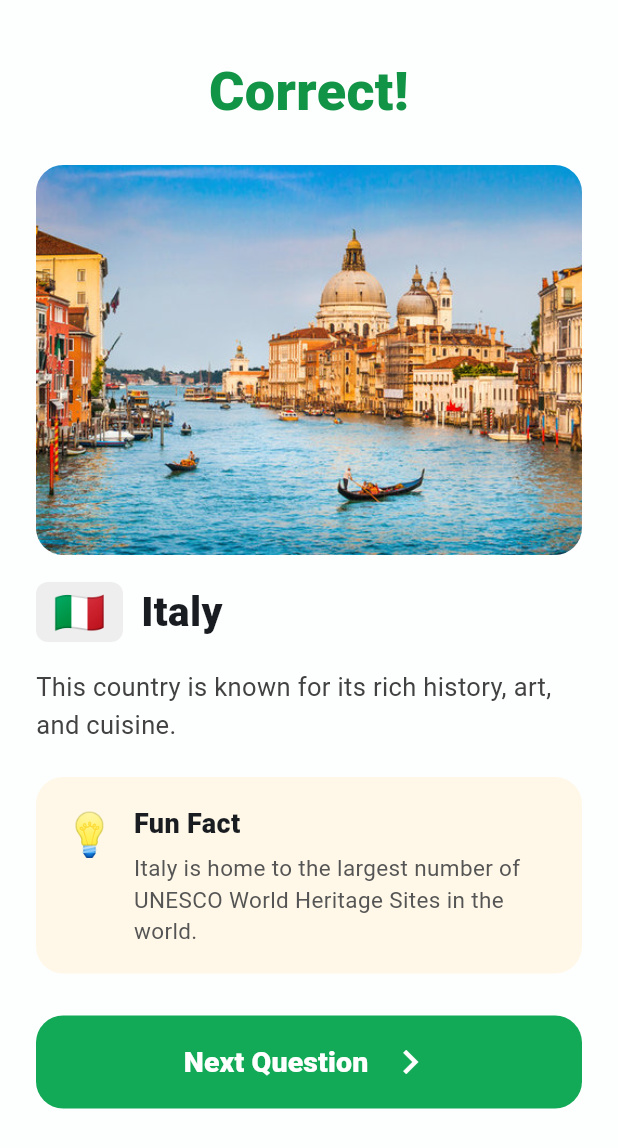
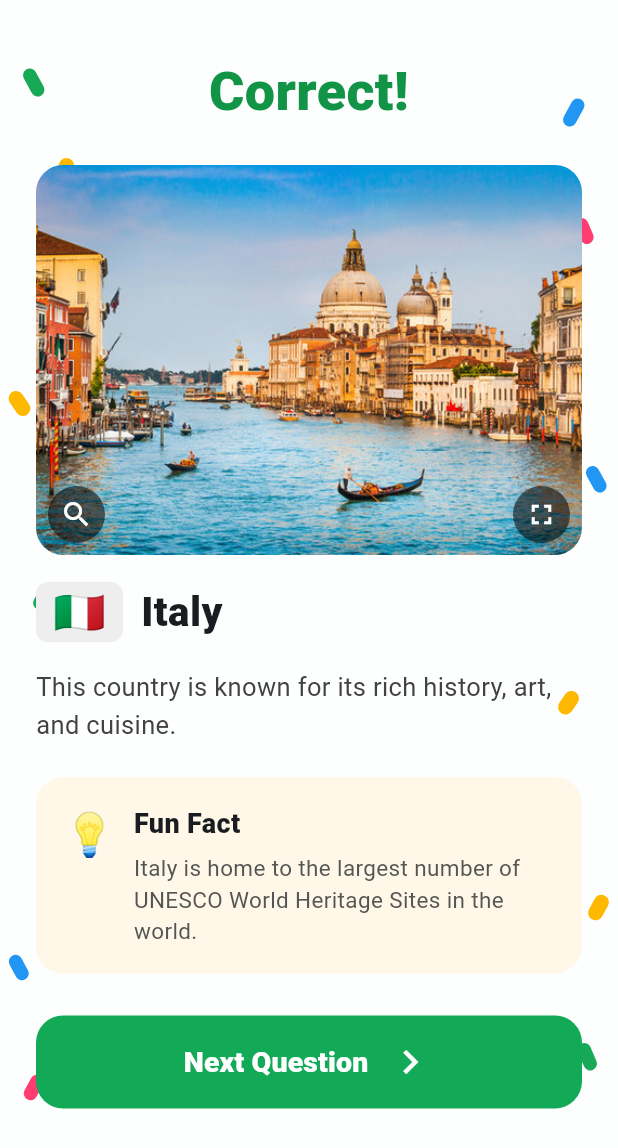
Before and after one commit to HenilGandhi03/ventur_2, a Flutter app: the QuizScreen screen opened directly, after a tap on "Reveal more", after a tap on "Continent", after a tap on "Italy", on a phone screen of 412 x 824 dp. Shown: the top 1148 px of the screen. Run offline on Flutter 3.47's test engine with Material 3 defaults, Android fonts, the phone set to English and light mode, and no system bars; our stand-ins replace google_fonts, shared_preferences; accounts and stored records are empty.

Commit message:
feat: Implement user progress persistence and enhance quiz functionality with zoomable images

```diff
--- a/lib/controllers/quiz_controller.dart
+++ b/lib/controllers/quiz_controller.dart
@@ -1,5 +1,9 @@
+import 'dart:async';
+
 import 'package:ventur_2/models/quiz_question.dart';
 import 'package:ventur_2/models/quiz_state.dart';
+import 'package:ventur_2/models/user_progress.dart';
+import 'package:ventur_2/repositories/progress_storage.dart';
 import 'package:ventur_2/repositories/quiz_repository.dart';
 
 class QuizController {
@@ -9,28 +13,44 @@ class QuizController {
 
   List<QuizQuestion> _questions = [];
 
-  QuizController(this.repository);
+  final ProgressStorage storage;
+
+  QuizController(this.repository, {ProgressStorage? storage})
+    : storage = storage ?? SharedPrefsProgressStorage();
+
+  // --------------------------------------------------
+  // PERSISTENCE
+  // --------------------------------------------------
 
   Future<void> startQuiz() async {
     _questions = await repository.getQuestions();
 
     if (_questions.isEmpty) return;
 
+    final saved = await storage.load();
+
+    // Defaults for a brand new player.
+    final level = (saved?.currentLevel ?? 1).clamp(1, _questions.length);
+    final question = _questions[level - 1];
+    final lastImage = question.imageUrls.length - 1;
+
     state = QuizState(
-      currentRound: 1,
+      currentRound: level,
       totalRounds: _questions.length,
-      currentLevel: 1,
-      coins: 120,
-      hints: 3,
-      question: _questions.first,
+      currentLevel: level,
+      coins: saved?.coins ?? 120,
+      hints: saved?.hints ?? 3,
+      question: question,
 
-      // Always start from image 1.
-      currentImageIndex: 0,
-      maxUnlockedImageIndex: 0,
-      wrongAttempts: 0,
+      currentImageIndex: (saved?.currentImageIndex ?? 0).clamp(0, lastImage),
+      maxUnlockedImageIndex: (saved?.maxUnlockedImageIndex ?? 0).clamp(
+        0,
+        lastImage,
+      ),
+      wrongAttempts: (saved?.wrongAttempts ?? 0).clamp(0, 2),
 
-      showOptions: false,
-      showContinent: false,
+      showOptions: saved?.showOptions ?? false,
+      showContinent: saved?.showContinent ?? false,
       showAnswer: false,
 
       selectedAnswer: null,
@@ -40,7 +60,47 @@ class QuizController {
     );
   }
 
+  /// Wipes saved progress and restarts from level 1.
+  Future<void> resetProgress() async {
+    await storage.clear();
+    await startQuiz();
+  }
+
+  // Saves what a restart should resume from. An answered/skipped level is
+  // saved as the *next* level (the player has already earned it), and a lost
+  // level is saved as a fresh retry of the same level.
+  void _save() {
+    final s = state;
+    if (s == null) return;
+
+    final cleared = s.answered && !s.gameOver;
+    final level = cleared
+        ? (s.currentLevel + 1).clamp(1, _questions.length)
+        : s.currentLevel;
+    final midLevel = !s.answered && !s.gameOver;
+
+    unawaited(
+      storage.save(
+        UserProgress(
+          currentLevel: level,
+          coins: s.coins,
+          hints: s.hints,
+          wrongAttempts: midLevel ? s.wrongAttempts : 0,
+          currentImageIndex: midLevel ? s.currentImageIndex : 0,
+          maxUnlockedImageIndex: midLevel ? s.maxUnlockedImageIndex : 0,
+          showOptions: midLevel && s.showOptions,
+          showContinent: midLevel && s.showContinent,
+        ),
+      ),
+    );
+  }
+
   void submitAnswer(String answer) {
+    _submitAnswer(answer);
+    _save();
+  }
+
+  void _submitAnswer(String answer) {
     final currentState = state;
 
     if (currentState == null || currentState.answered) {
@@ -163,6 +223,7 @@ class QuizController {
       hints: currentState.hints - 1,
       showOptions: true,
     );
+    _save();
   }
 
   // --------------------------------------------------
@@ -184,6 +245,7 @@ class QuizController {
       hints: currentState.hints - 1,
       showContinent: true,
     );
+    _save();
   }
 
   // --------------------------------------------------
@@ -200,43 +262,16 @@ class QuizController {
     // Need 2 hints to skip.
     if (currentState.hints < 2) return false;
 
-    final nextQuestionIndex = currentState.currentLevel;
-
-    // No more questions.
-    if (nextQuestionIndex >= _questions.length) {
-      return false;
-    }
-
-    final nextQuestion = _questions[nextQuestionIndex];
-
-    state = QuizState(
-      currentRound: currentState.currentRound + 1,
-      totalRounds: _questions.length,
-      currentLevel: currentState.currentLevel + 1,
-
-      coins: currentState.coins,
-
-      // Remove 2 hints.
+    // Mark as answered (not correct, not game over) so the result screen
+    // reveals the answer; its "Next Question" button advances the level.
+    state = currentState.copyWith(
       hints: currentState.hints - 2,
-
-      question: nextQuestion,
-
-      // New level starts from image 1.
-      currentImageIndex: 0,
-      maxUnlockedImageIndex: 0,
-
-      // Reset lives/attempts for new question.
-      wrongAttempts: 0,
-
-      showOptions: false,
-      showContinent: false,
-      showAnswer: false,
-
       selectedAnswer: null,
-      answered: false,
+      answered: true,
       isCorrect: false,
       gameOver: false,
     );
+    _save();
 
     return true;
   }
@@ -292,6 +327,7 @@ class QuizController {
       isCorrect: false,
       gameOver: false,
     );
+    _save();
 
     return true;
   }
@@ -324,5 +360,6 @@ class QuizController {
       isCorrect: false,
       gameOver: false,
     );
+    _save();
   }
 }
--- /dev/null
+++ b/lib/models/user_progress.dart
@@ -0,0 +1,49 @@
+/// The part of the quiz state that survives app restarts.
+class UserProgress {
+  final int currentLevel;
+  final int coins;
+  final int hints;
+
+  // Mid-level state, so restarting the app can't be used to refill lives
+  // or re-hide revealed hints.
+  final int wrongAttempts;
+  final int currentImageIndex;
+  final int maxUnlockedImageIndex;
+  final bool showOptions;
+  final bool showContinent;
+
+  const UserProgress({
+    required this.currentLevel,
+    required this.coins,
+    required this.hints,
+    this.wrongAttempts = 0,
+    this.currentImageIndex = 0,
+    this.maxUnlockedImageIndex = 0,
+    this.showOptions = false,
+    this.showContinent = false,
+  });
+
+  Map<String, dynamic> toJson() => {
+    'currentLevel': currentLevel,
+    'coins': coins,
+    'hints': hints,
+    'wrongAttempts': wrongAttempts,
+    'currentImageIndex': currentImageIndex,
+    'maxUnlockedImageIndex': maxUnlockedImageIndex,
+    'showOptions': showOptions,
+    'showContinent': showContinent,
+  };
+
+  factory UserProgress.fromJson(Map<String, dynamic> json) {
+    return UserProgress(
+      currentLevel: json['currentLevel'] as int,
+      coins: json['coins'] as int,
+      hints: json['hints'] as int,
+      wrongAttempts: (json['wrongAttempts'] as int?) ?? 0,
+      currentImageIndex: (json['currentImageIndex'] as int?) ?? 0,
+      maxUnlockedImageIndex: (json['maxUnlockedImageIndex'] as int?) ?? 0,
+      showOptions: (json['showOptions'] as bool?) ?? false,
+      showContinent: (json['showContinent'] as bool?) ?? false,
+    );
+  }
+}
--- /dev/null
+++ b/lib/repositories/progress_storage.dart
@@ -0,0 +1,47 @@
+import 'dart:convert';
+
+import 'package:shared_preferences/shared_preferences.dart';
+import 'package:ventur_2/models/user_progress.dart';
+
+abstract class ProgressStorage {
+  Future<UserProgress?> load();
+  Future<void> save(UserProgress progress);
+  Future<void> clear();
+}
+
+/// Stores progress as a single JSON string in SharedPreferences.
+class SharedPrefsProgressStorage implements ProgressStorage {
+  static const _key = 'user_progress_v1';
+
+  @override
+  Future<UserProgress?> load() async {
+    try {
+      final prefs = await SharedPreferences.getInstance();
+      final raw = prefs.getString(_key);
+      if (raw == null) return null;
+
+      return UserProgress.fromJson(jsonDecode(raw) as Map<String, dynamic>);
+    } catch (_) {
+      // Corrupt or incompatible data: start fresh rather than crash.
+      return null;
+    }
+  }
+
+  @override
+  Future<void> save(UserProgress progress) async {
+    try {
+      final prefs = await SharedPreferences.getInstance();
+      await prefs.setString(_key, jsonEncode(progress.toJson()));
+    } catch (_) {
+      // Persistence is best-effort; never break gameplay over it.
+    }
+  }
+
+  @override
+  Future<void> clear() async {
+    try {
+      final prefs = await SharedPreferences.getInstance();
+      await prefs.remove(_key);
+    } catch (_) {}
+  }
+}
--- a/lib/screens/quiz_result_screen.dart
+++ b/lib/screens/quiz_result_screen.dart
@@ -2,6 +2,7 @@ import 'package:confetti/confetti.dart';
 import 'package:flutter/material.dart';
 import 'package:ventur_2/controllers/quiz_controller.dart';
 import 'package:ventur_2/models/quiz_state.dart';
+import 'package:ventur_2/widgets/zoomable_image.dart';
 
 class QuizResultScreen extends StatefulWidget {
   final QuizState quizState;
@@ -42,6 +43,9 @@ class _QuizResultScreenState extends State<QuizResultScreen> {
     super.dispose();
   }
 
+  // Answered without being correct and without losing = skipped via hint.
+  bool get _skipped => !widget.quizState.isCorrect && !widget.quizState.gameOver;
+
   void _nextQuestion() {
     final currentLevel = widget.quizState.currentLevel;
     final totalRounds = widget.quizState.totalRounds;
@@ -63,6 +67,171 @@ class _QuizResultScreenState extends State<QuizResultScreen> {
     Navigator.pop(context);
   }
 
+  Widget _buildStaticConfetti() {
+    return IgnorePointer(
+      child: Stack(
+        children: [
+          // Top left
+          Positioned(
+            top: 45,
+            left: 18,
+            child: _confettiPiece(
+              color: const Color(0xFF18A957),
+              width: 9,
+              height: 20,
+              rotation: -0.5,
+            ),
+          ),
+
+          Positioned(
+            top: 105,
+            left: 38,
+            child: _confettiPiece(
+              color: const Color(0xFFFFB800),
+              width: 10,
+              height: 17,
+              rotation: 0.4,
+            ),
+          ),
+
+          // Top right
+          Positioned(
+            top: 65,
+            right: 25,
+            child: _confettiPiece(
+              color: const Color(0xFF2196F3),
+              width: 9,
+              height: 20,
+              rotation: 0.5,
+            ),
+          ),
+
+          Positioned(
+            top: 145,
+            right: 18,
+            child: _confettiPiece(
+              color: const Color(0xFFFF3D71),
+              width: 9,
+              height: 18,
+              rotation: -0.4,
+            ),
+          ),
+
+          // Middle left
+          Positioned(
+            top: 260,
+            left: 8,
+            child: _confettiPiece(
+              color: const Color(0xFFFFB800),
+              width: 10,
+              height: 18,
+              rotation: -0.6,
+            ),
+          ),
+
+          Positioned(
+            top: 390,
+            left: 24,
+            child: _confettiPiece(
+              color: const Color(0xFF18A957),
+              width: 9,
+              height: 17,
+              rotation: 0.5,
+            ),
+          ),
+
+          // Middle right
+          Positioned(
+            top: 310,
+            right: 10,
+            child: _confettiPiece(
+              color: const Color(0xFF2196F3),
+              width: 9,
+              height: 19,
+              rotation: -0.5,
+            ),
+          ),
+
+          Positioned(
+            top: 460,
+            right: 28,
+            child: _confettiPiece(
+              color: const Color(0xFFFFB800),
+              width: 10,
+              height: 17,
+              rotation: 0.6,
+            ),
+          ),
+
+          // Bottom left
+          Positioned(
+            bottom: 90,
+            left: 18,
+            child: _confettiPiece(
+              color: const Color(0xFFFF3D71),
+              width: 9,
+              height: 18,
+              rotation: 0.5,
+            ),
+          ),
+
+          Positioned(
+            bottom: 170,
+            left: 8,
+            child: _confettiPiece(
+              color: const Color(0xFF2196F3),
+              width: 9,
+              height: 18,
+              rotation: -0.5,
+            ),
+          ),
+
+          // Bottom right
+          Positioned(
+            bottom: 110,
+            right: 16,
+            child: _confettiPiece(
+              color: const Color(0xFF18A957),
+              width: 9,
+              height: 19,
+              rotation: -0.4,
+            ),
+          ),
+
+          Positioned(
+            bottom: 210,
+            right: 8,
+            child: _confettiPiece(
+              color: const Color(0xFFFFB800),
+              width: 10,
+              height: 18,
+              rotation: 0.5,
+            ),
+          ),
+        ],
+      ),
+    );
+  }
+
+  Widget _confettiPiece({
+    required Color color,
+    required double width,
+    required double height,
+    required double rotation,
+  }) {
+    return Transform.rotate(
+      angle: rotation,
+      child: Container(
+        width: width,
+        height: height,
+        decoration: BoxDecoration(
+          color: color,
+          borderRadius: BorderRadius.circular(5),
+        ),
+      ),
+    );
+  }
+
   @override
   Widget build(BuildContext context) {
     final quizState = widget.quizState;
@@ -75,6 +244,8 @@ class _QuizResultScreenState extends State<QuizResultScreen> {
       body: SafeArea(
         child: Stack(
           children: [
+            if (isCorrect) _buildStaticConfetti(),
+
             SingleChildScrollView(
               padding: const EdgeInsets.fromLTRB(24, 20, 24, 24),
               child: Column(
@@ -83,7 +254,9 @@ class _QuizResultScreenState extends State<QuizResultScreen> {
 
                   // Result title
                   Text(
-                    isCorrect ? 'Correct!' : 'Not quite!',
+                    isCorrect
+                        ? 'Correct!'
+                        : (_skipped ? 'Skipped' : 'Not quite!'),
                     textAlign: TextAlign.center,
                     style: TextStyle(
                       fontSize: 36,
@@ -110,14 +283,10 @@ class _QuizResultScreenState extends State<QuizResultScreen> {
                   const SizedBox(height: 24),
 
                   // Image
-                  ClipRRect(
-                    borderRadius: BorderRadius.circular(18),
-                    child: Image.asset(
-                      quizState.question.imageUrls.last,
-                      width: double.infinity,
-                      height: 260,
-                      fit: BoxFit.cover,
-                    ),
+                  ZoomableImage(
+                    imagePath: quizState.question.imageUrls.last,
+                    height: 260,
+                    borderRadius: 18,
                   ),
 
                   const SizedBox(height: 18),
@@ -228,7 +397,9 @@ class _QuizResultScreenState extends State<QuizResultScreen> {
                     width: double.infinity,
                     height: 62,
                     child: ElevatedButton(
-                      onPressed: isCorrect ? _nextQuestion : _playAgain,
+                      onPressed: (isCorrect || _skipped)
+                          ? _nextQuestion
+                          : _playAgain,
                       style: ElevatedButton.styleFrom(
                         backgroundColor: isCorrect
                             ? const Color(0xFF12A957)
@@ -243,7 +414,9 @@ class _QuizResultScreenState extends State<QuizResultScreen> {
                         mainAxisAlignment: MainAxisAlignment.center,
                         children: [
                           Text(
-                            isCorrect ? 'Next Question' : 'Play Again',
+                            (isCorrect || _skipped)
+                                ? 'Next Question'
+                                : 'Play Again',
                             style: const TextStyle(
                               fontSize: 19,
                               fontWeight: FontWeight.w800,
--- a/lib/screens/quiz_screen.dart
+++ b/lib/screens/quiz_screen.dart
@@ -6,6 +6,7 @@ import 'package:ventur_2/widgets/hint_card.dart';
 import 'package:ventur_2/widgets/options_card.dart';
 import 'package:ventur_2/widgets/progress_bar.dart';
 import 'package:ventur_2/widgets/text_field.dart';
+import 'package:ventur_2/widgets/zoomable_image.dart';
 
 class QuizScreen extends StatefulWidget {
   final QuizRepository repository;
@@ -43,7 +44,7 @@ class _QuizScreenState extends State<QuizScreen> {
     }
   }
 
-  void _submitAnswer(String answer) {
+  Future<void> _submitAnswer(String answer) async {
     controller.submitAnswer(answer);
 
     final state = controller.state;
@@ -51,13 +52,20 @@ class _QuizScreenState extends State<QuizScreen> {
     if (state == null) return;
 
     if (state.answered) {
-      Navigator.push(
+      await Navigator.push(
         context,
         MaterialPageRoute(
           builder: (context) =>
               QuizResultScreen(quizState: state, controller: controller),
         ),
       );
+
+      // Result screen mutated the controller (next level / play again);
+      // rebuild so this screen shows the new state.
+      if (mounted) {
+        answerController.clear();
+        setState(() {});
+      }
 
       return;
     }
@@ -102,14 +110,11 @@ class _QuizScreenState extends State<QuizScreen> {
             //
             Stack(
               children: [
-                ClipRRect(
-                  borderRadius: BorderRadius.circular(16),
-                  child: Image.asset(
+                ZoomableImage(
+                  imagePath:
                       quizState.question.imageUrls[quizState.currentImageIndex],
-                    width: double.infinity,
                   height: 300,
-                    fit: BoxFit.cover,
-                  ),
+                  borderRadius: 16,
                 ),
 
                 // ❤️ Lives + 💡 Hints overlay
@@ -280,13 +285,13 @@ class _QuizScreenState extends State<QuizScreen> {
                         title: 'Skip',
                         description: '(-2 hints)',
                         imagePath: 'assets/images/next.png',
-                        onTap: () {
-                          controller.skipQuestion();
+                        onTap: () async {
+                          if (!controller.skipQuestion()) return;
 
                           final state = controller.state;
+                          if (state == null) return;
 
-                          if (state != null && state.answered) {
-                            Navigator.push(
+                          await Navigator.push(
                             context,
                             MaterialPageRoute(
                               builder: (context) => QuizResultScreen(
@@ -295,9 +300,11 @@ class _QuizScreenState extends State<QuizScreen> {
                               ),
                             ),
                           );
+
+                          if (mounted) {
+                            answerController.clear();
+                            setState(() {});
                           }
-
-                          setState(() {});
                         },
                       ),
                     ),
--- /dev/null
+++ b/lib/widgets/zoomable_image.dart
@@ -0,0 +1,138 @@
+import 'package:flutter/material.dart';
+import 'package:ventur_2/widgets/fullscreen_image_viewer.dart';
+
+/// Image with a magnifying-glass toggle (bottom-left) and a full-screen
+/// button (bottom-right). With the magnifier on, touching/dragging over the
+/// image shows a lens that magnifies the area under the finger.
+class ZoomableImage extends StatefulWidget {
+  final String imagePath;
+  final double height;
+  final double borderRadius;
+
+  const ZoomableImage({
+    super.key,
+    required this.imagePath,
+    required this.height,
+    this.borderRadius = 16,
+  });
+
+  @override
+  State<ZoomableImage> createState() => _ZoomableImageState();
+}
+
+class _ZoomableImageState extends State<ZoomableImage> {
+  static const double _lensSize = 120;
+  static const double _lensScale = 2.5;
+  // Lens floats above the finger so the finger doesn't cover it.
+  static const double _lensLift = 85;
+
+  bool _magnifierOn = false;
+  Offset? _touch;
+
+  void _setTouch(Offset? p) => setState(() => _touch = p);
+
+  Widget _roundButton({
+    required IconData icon,
+    required VoidCallback onTap,
+    bool active = false,
+  }) {
+    return Material(
+      color: active ? Colors.amber : Colors.black.withOpacity(0.55),
+      shape: const CircleBorder(),
+      child: InkWell(
+        customBorder: const CircleBorder(),
+        onTap: onTap,
+        child: Padding(
+          padding: const EdgeInsets.all(8),
+          child: Icon(
+            icon,
+            size: 22,
+            color: active ? Colors.black : Colors.white,
+          ),
+        ),
+      ),
+    );
+  }
+
+  Widget _lens(Size box) {
+    final touch = _touch!;
+    final half = _lensSize / 2;
+    final center = Offset(
+      touch.dx.clamp(half, box.width - half),
+      (touch.dy - _lensLift).clamp(half, box.height - half),
+    );
+
+    return Positioned(
+      left: center.dx - half,
+      top: center.dy - half,
+      child: IgnorePointer(
+        child: RawMagnifier(
+          size: const Size.square(_lensSize),
+          magnificationScale: _lensScale,
+          // Magnify the point under the finger, not the lens centre.
+          focalPointOffset: touch - center,
+          decoration: const MagnifierDecoration(
+            shape: CircleBorder(side: BorderSide(color: Colors.white, width: 3)),
+            shadows: [BoxShadow(color: Colors.black38, blurRadius: 8)],
+          ),
+        ),
+      ),
+    );
+  }
+
+  @override
+  Widget build(BuildContext context) {
+    return ClipRRect(
+      borderRadius: BorderRadius.circular(widget.borderRadius),
+      child: SizedBox(
+        width: double.infinity,
+        height: widget.height,
+        child: LayoutBuilder(
+          builder: (context, constraints) {
+            final box = constraints.biggest;
+
+            return Stack(
+              fit: StackFit.expand,
+              children: [
+                Image.asset(widget.imagePath, fit: BoxFit.cover),
+
+                if (_magnifierOn)
+                  GestureDetector(
+                    behavior: HitTestBehavior.opaque,
+                    onPanDown: (d) => _setTouch(d.localPosition),
+                    onPanUpdate: (d) => _setTouch(d.localPosition),
+                    onPanEnd: (_) => _setTouch(null),
+                    onPanCancel: () => _setTouch(null),
+                  ),
+
+                if (_magnifierOn && _touch != null) _lens(box),
+
+                Positioned(
+                  left: 8,
+                  bottom: 8,
+                  child: _roundButton(
+                    icon: Icons.search,
+                    active: _magnifierOn,
+                    onTap: () => setState(() {
+                      _magnifierOn = !_magnifierOn;
+                      _touch = null;
+                    }),
+                  ),
+                ),
+
+                Positioned(
+                  right: 8,
+                  bottom: 8,
+                  child: _roundButton(
+                    icon: Icons.fullscreen,
+                    onTap: () => showFullscreenImage(context, widget.imagePath),
+                  ),
+                ),
+              ],
+            );
+          },
+        ),
+      ),
+    );
+  }
+}
--- a/pubspec.yaml
+++ b/pubspec.yaml
@@ -36,6 +36,7 @@ dependencies:
     cupertino_icons: ^1.0.8
     google_fonts: ^6.3.2
     confetti: ^0.8.0
+    shared_preferences: ^2.5.3
 
 dev_dependencies:
     flutter_test:
```
Also changed, not shown: lib/widgets/fullscreen_image_viewer.dart (added, +68 -0 lines), pubspec.lock, 1 other file. Lines whose indentation alone changed are shown as unchanged.
